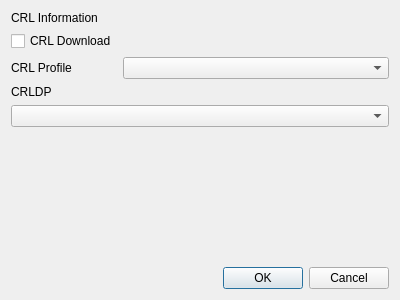
Qt form CCMan/issue_crl_dlg.ui (jykim74/CCMan) before a commit.
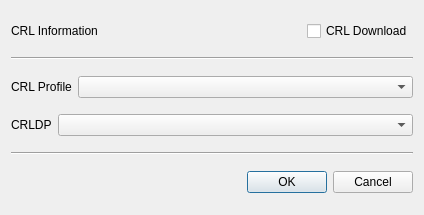
The same form after that commit.

Diff of the .ui file:
```diff
--- a/CCMan/issue_crl_dlg.ui
+++ b/CCMan/issue_crl_dlg.ui
@@ -6,55 +6,111 @@
    <rect>
     <x>0</x>
     <y>0</y>
-    <width>400</width>
-    <height>300</height>
+    <width>424</width>
+    <height>215</height>
    </rect>
   </property>
   <property name="windowTitle">
    <string>Issue CRL dialog</string>
   </property>
-  <layout class="QGridLayout" name="gridLayout">
-   <item row="2" column="0">
-    <widget class="QLabel" name="label_2">
-     <property name="text">
-      <string>CRL Profile</string>
+  <layout class="QVBoxLayout" name="verticalLayout">
+   <item>
+    <layout class="QGridLayout" name="gridLayout_3">
+     <property name="topMargin">
+      <number>0</number>
      </property>
-    </widget>
+     <item row="0" column="0">
+      <widget class="QLabel" name="label">
+       <property name="text">
+        <string>CRL Information</string>
+       </property>
+      </widget>
+     </item>
+     <item row="0" column="2">
+      <widget class="QCheckBox" name="mCRLDownloadCheck">
+       <property name="text">
+        <string>CRL Download</string>
+       </property>
+      </widget>
+     </item>
+     <item row="0" column="1">
+      <spacer name="horizontalSpacer">
+       <property name="orientation">
+        <enum>Qt::Horizontal</enum>
+       </property>
+       <property name="sizeHint" stdset="0">
+        <size>
+         <width>40</width>
+         <height>20</height>
+        </size>
+       </property>
+      </spacer>
+     </item>
+    </layout>
    </item>
-   <item row="4" column="0">
-    <widget class="QLabel" name="label_3">
-     <property name="text">
-      <string>CRLDP</string>
-     </property>
-    </widget>
-   </item>
-   <item row="5" column="0" colspan="2">
-    <widget class="QComboBox" name="mCRLDPCombo"/>
-   </item>
-   <item row="6" column="0">
-    <spacer name="verticalSpacer">
-     <property name="orientation">
-      <enum>Qt::Vertical</enum>
-     </property>
-     <property name="sizeHint" stdset="0">
+   <item>
+    <widget class="Line" name="line_2">
+     <property name="minimumSize">
       <size>
-       <width>20</width>
-       <height>40</height>
+       <width>400</width>
+       <height>0</height>
       </size>
      </property>
-    </spacer>
+     <property name="orientation">
+      <enum>Qt::Horizontal</enum>
+     </property>
+    </widget>
    </item>
-   <item row="2" column="1">
-    <widget class="QComboBox" name="mCRLProfileCombo"/>
+   <item>
+    <layout class="QGridLayout" name="gridLayout">
+     <item row="0" column="0">
+      <widget class="QLabel" name="label_2">
+       <property name="text">
+        <string>CRL Profile</string>
+       </property>
+      </widget>
+     </item>
+     <item row="0" column="1">
+      <widget class="QComboBox" name="mCRLProfileCombo">
+       <property name="sizePolicy">
+        <sizepolicy hsizetype="Expanding" vsizetype="Fixed">
+         <horstretch>0</horstretch>
+         <verstretch>0</verstretch>
+        </sizepolicy>
+       </property>
+      </widget>
+     </item>
+    </layout>
    </item>
-   <item row="0" column="0" colspan="2">
-    <widget class="QLabel" name="label">
-     <property name="text">
-      <string>CRL Information</string>
+   <item>
+    <layout class="QGridLayout" name="gridLayout_2">
+     <item row="0" column="0">
+      <widget class="QLabel" name="label_3">
+       <property name="text">
+        <string>CRLDP</string>
+       </property>
+      </widget>
+     </item>
+     <item row="0" column="1">
+      <widget class="QComboBox" name="mCRLDPCombo">
+       <property name="sizePolicy">
+        <sizepolicy hsizetype="Expanding" vsizetype="Fixed">
+         <horstretch>0</horstretch>
+         <verstretch>0</verstretch>
+        </sizepolicy>
+       </property>
+      </widget>
+     </item>
+    </layout>
+   </item>
+   <item>
+    <widget class="Line" name="line">
+     <property name="orientation">
+      <enum>Qt::Horizontal</enum>
      </property>
     </widget>
    </item>
-   <item row="7" column="1">
+   <item>
     <widget class="QDialogButtonBox" name="buttonBox">
      <property name="orientation">
       <enum>Qt::Horizontal</enum>
@@ -64,13 +120,6 @@
      </property>
     </widget>
    </item>
-   <item row="1" column="0">
-    <widget class="QCheckBox" name="mCRLDownloadCheck">
-     <property name="text">
-      <string>CRL Download</string>
-     </property>
-    </widget>
-   </item>
   </layout>
  </widget>
  <resources/>
```
